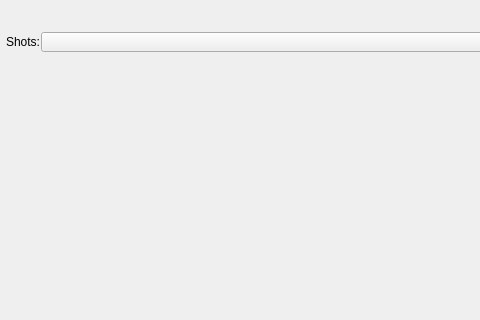
The window that mayatk/anim_utils/shots/shot_sequencer/shot_sequencer.ui (m3trik/mayatk) describes before a commit, drawn with Qt 5; both pictures show x 0 to 480 and y 0 to 320 of the 700 by 485 pixel window.
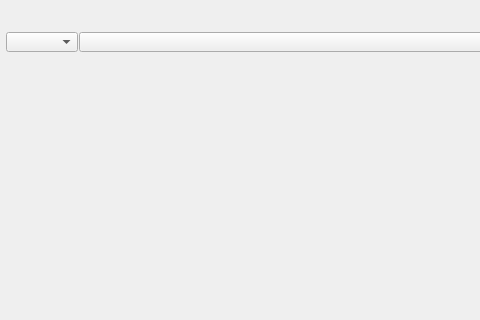
The same window after the commit. Custom widgets are drawn as their Qt base class.

Patch:
```diff
--- a/mayatk/anim_utils/shots/shot_sequencer/shot_sequencer.ui
+++ b/mayatk/anim_utils/shots/shot_sequencer/shot_sequencer.ui
@@ -58,7 +58,13 @@
        <number>1</number>
       </property>
       <item>
-       <widget class="QLabel" name="lbl_cmb_mode">
+       <widget class="ComboBox" name="cmb_mode">
+        <property name="sizePolicy">
+         <sizepolicy hsizetype="Fixed" vsizetype="Fixed">
+          <horstretch>0</horstretch>
+          <verstretch>0</verstretch>
+         </sizepolicy>
+        </property>
         <property name="minimumSize">
          <size>
           <width>0</width>
@@ -71,12 +77,6 @@
           <height>20</height>
          </size>
         </property>
-        <property name="text">
-         <string>Shots:</string>
-        </property>
-        <property name="alignment">
-         <set>Qt::AlignRight|Qt::AlignTrailing|Qt::AlignVCenter</set>
-        </property>
        </widget>
       </item>
       <item>
```
